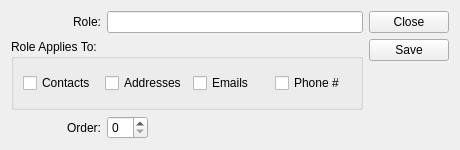
wgs4/qt-client, file guiclient/crmRole.ui: the form before one commit.
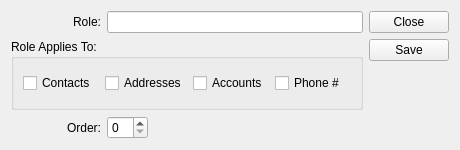
The form after the commit. Custom widgets are drawn as their Qt base class.

Commit message: CRM Account Additional Types/Roles

Patch:
```diff
--- a/guiclient/crmRole.ui
+++ b/guiclient/crmRole.ui
@@ -52,7 +52,7 @@
         <item>
          <widget class="QCheckBox" name="_email">
           <property name="text">
-           <string>Emails</string>
+           <string>Accounts</string>
           </property>
          </widget>
         </item>
```
Left out of the diff: 2 changed lines with no effect on the pictures. The commit also changes 9 other files.
